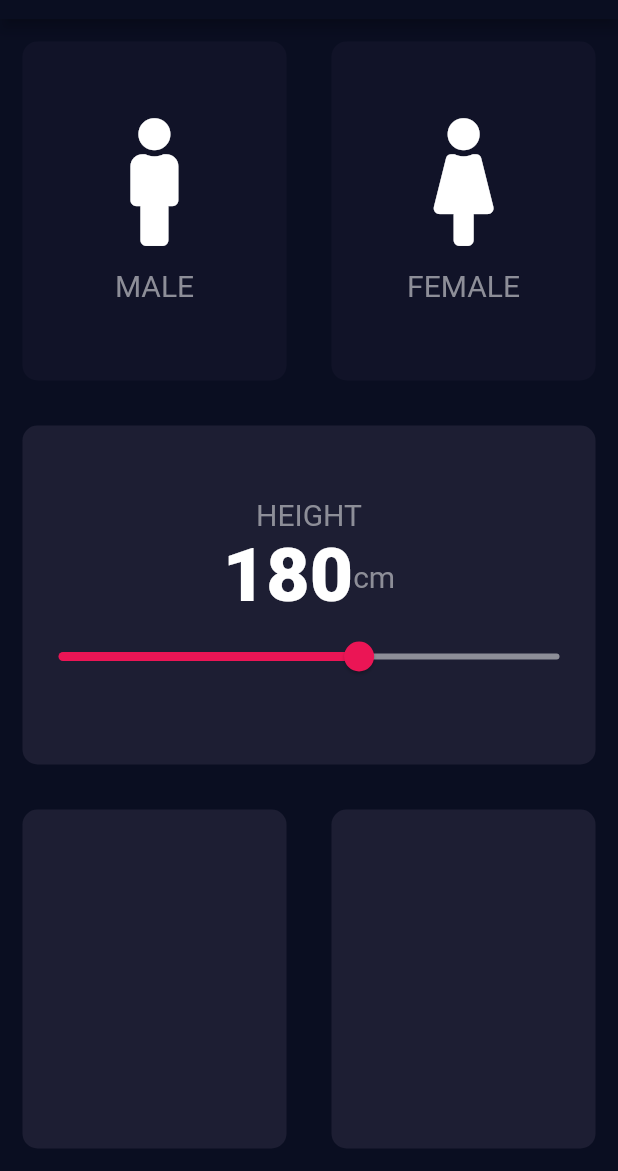
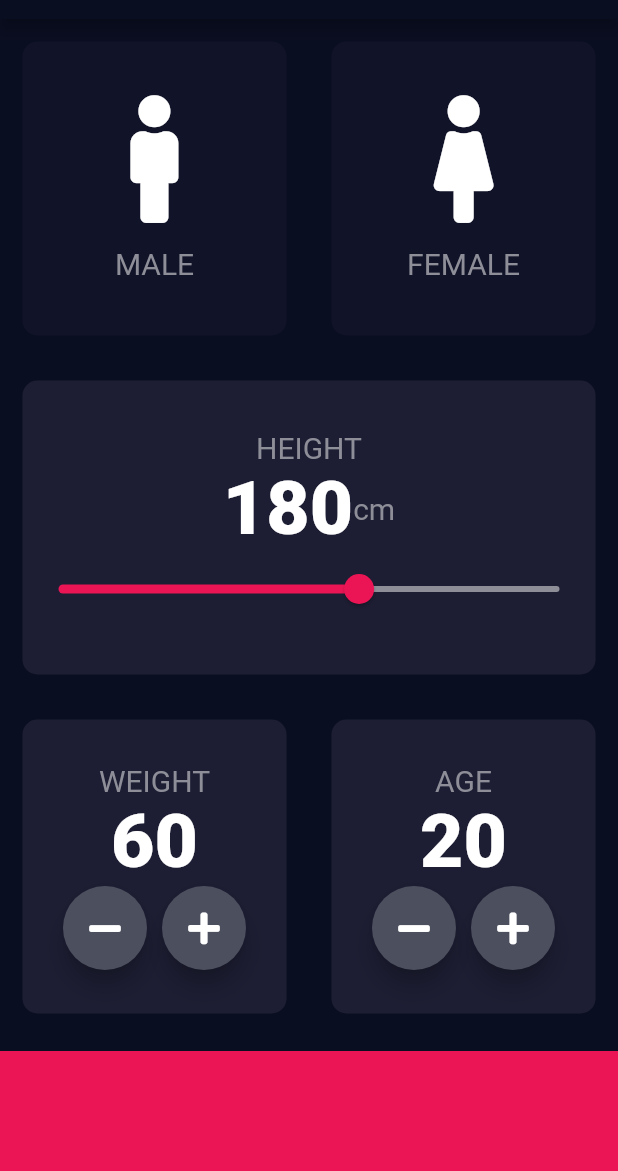
Before and after one commit to ahmeriqbal7aa/bmi_calculator, a Flutter app: the screen it shows after launch, on a phone screen of 412 x 824 dp, the part 65-1236 px from its top. Run offline on Flutter 3.47's test engine with Material 2 defaults, Android fonts, the phone set to English and light mode, and no system bars; our stand-ins replace font_awesome_flutter.

Commit message:
Update file and add RawMaterialButton

```diff
--- a/lib/InputPage.dart
+++ b/lib/InputPage.dart
@@ -24,8 +24,10 @@ class InputPage extends StatefulWidget {
 class _InputPageState extends State<InputPage> {
   //TODO here we define variable of enum type
   Gender selectGender;
-  //TODO Define Slider Variable
+  //TODO Define Variable
   int sliderHeight = 180;
+  int sliderWeight = 60;
+  int sliderAge = 20;
   // Color maleColor = deActiveColor;
   // Color femaleColor = deActiveColor;
   // //TODO we made a function for updating gender's color
@@ -149,18 +151,121 @@ class _InputPageState extends State<InputPage> {
                 Expanded(
                   child: new RepeatContainerCode(
                     colors: Color(0xFF1D1E33),
+                    cardWidget: Column(
+                      mainAxisAlignment: MainAxisAlignment.center,
+                      children: [
+                        Text(
+                          'WEIGHT',
+                          //TODO Access "ConstantFile" Functionality
+                          style: LabelStyle,
+                        ),
+                        Text(
+                          sliderWeight.toString(),
+                          //TODO Access "ConstantFile" Functionality
+                          style: NumberStyle,
+                        ),
+                        Row(
+                          mainAxisAlignment: MainAxisAlignment.center,
+                          children: [
+                            RoundIcons(
+                              iconData: FontAwesomeIcons.minus,
+                              onPress: () {
+                                setState(() {
+                                  sliderWeight--;
+                                });
+                              },
+                            ),
+                            SizedBox(width: 10.0),
+                            RoundIcons(
+                              iconData: FontAwesomeIcons.plus,
+                              onPress: () {
+                                setState(() {
+                                  sliderWeight++;
+                                });
+                              },
+                            )
+                          ],
+                        )
+                      ],
+                    ),
                   ),
                 ),
                 Expanded(
                   child: new RepeatContainerCode(
                     colors: Color(0xFF1D1E33),
+                    cardWidget: Column(
+                      mainAxisAlignment: MainAxisAlignment.center,
+                      children: [
+                        Text(
+                          'AGE',
+                          //TODO Access "ConstantFile" Functionality
+                          style: LabelStyle,
+                        ),
+                        Text(
+                          sliderAge.toString(),
+                          //TODO Access "ConstantFile" Functionality
+                          style: NumberStyle,
+                        ),
+                        Row(
+                          mainAxisAlignment: MainAxisAlignment.center,
+                          children: [
+                            RoundIcons(
+                              iconData: FontAwesomeIcons.minus,
+                              onPress: () {
+                                setState(() {
+                                  sliderAge--;
+                                });
+                              },
+                            ),
+                            SizedBox(width: 10.0),
+                            RoundIcons(
+                              iconData: FontAwesomeIcons.plus,
+                              onPress: () {
+                                setState(() {
+                                  sliderAge++;
+                                });
+                              },
+                            )
+                          ],
+                        )
+                      ],
+                    ),
                   ),
                 ),
               ],
             ),
           ),
+          //TODO Row 4
+          Container(
+            color: Color(0xFFEB1555),
+            margin: EdgeInsets.only(top: 10.0),
+            width: double.infinity,
+            height: 80.0,
+          )
         ],
       ),
     );
   }
 }
+
+//TODO we create class for round_icon buttons
+class RoundIcons extends StatelessWidget {
+  final IconData iconData;
+  final Function onPress;
+  RoundIcons({@required this.iconData, this.onPress});
+
+  @override
+  Widget build(BuildContext context) {
+    return RawMaterialButton(
+      child: Icon(iconData),
+      onPressed: onPress,
+      elevation: 6.0,
+      constraints: BoxConstraints.tightFor(
+        height: 56.0,
+        width: 56.0,
+      ),
+      shape: CircleBorder(),
+      fillColor: Color(0xFF4C4F5E),
+    );
+  }
+}
```
